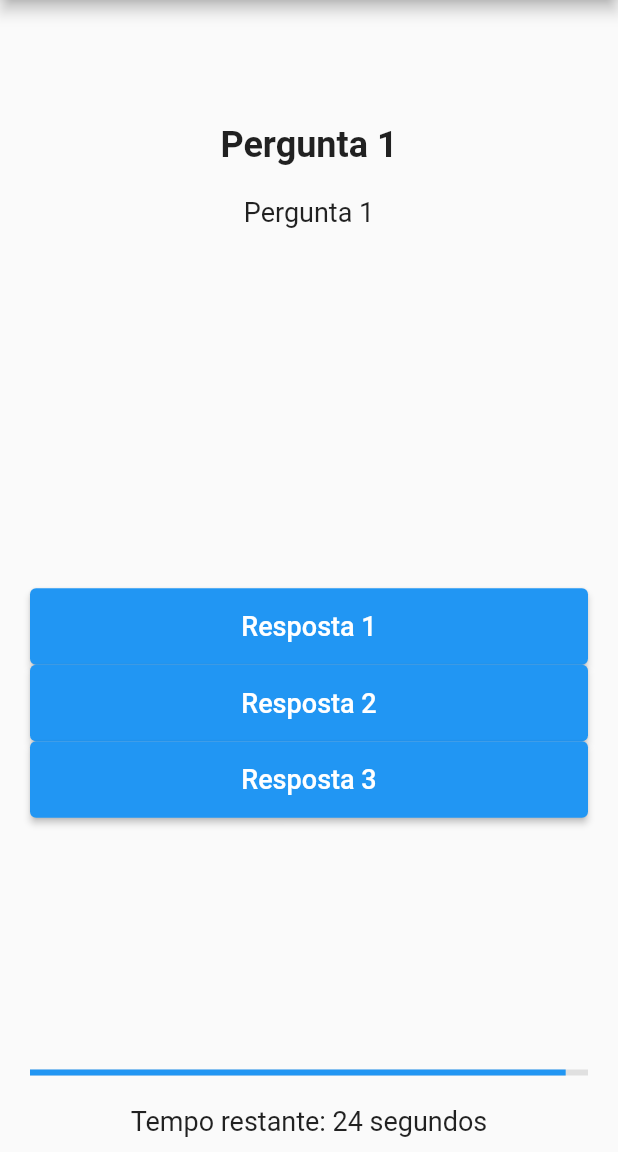
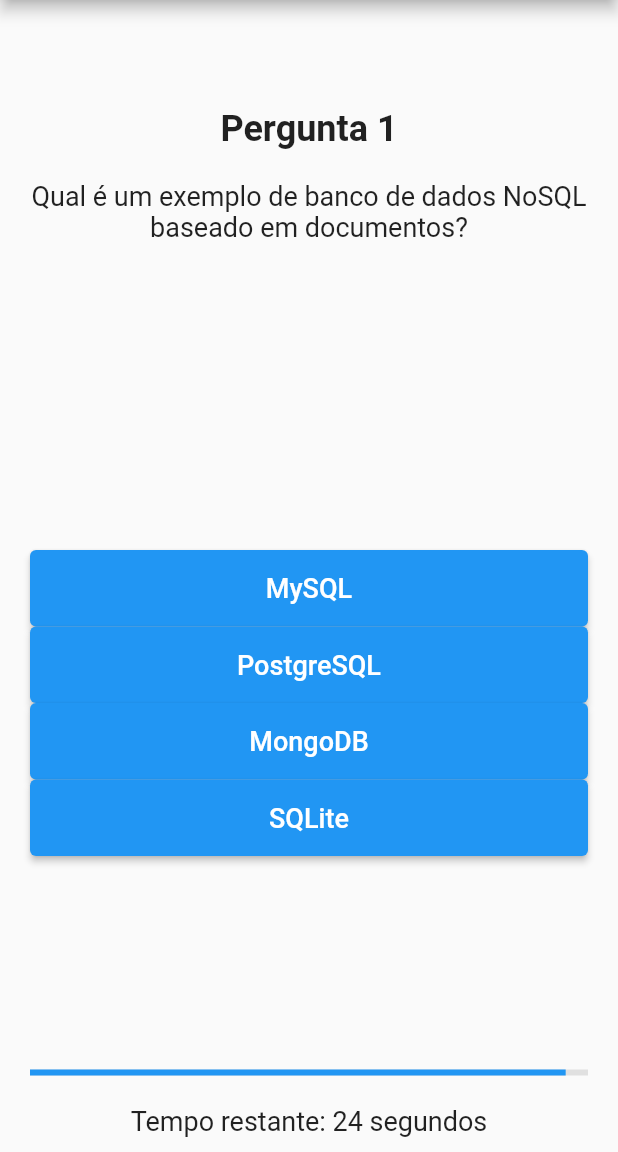
Before and after one commit to AbilioNB/flutter_quiz_no_sql, a Flutter app: the screen it shows after launch, after a tap on "Iniciar Quiz", on a phone screen of 412 x 824 dp, the part 84-1236 px from its top. Run offline on Flutter 3.47's test engine with Material 2 defaults, Android fonts, the phone set to English and light mode, and no system bars.

Commit message:
Aplicando lógica de sorteio e seleção das questões

```diff
--- a/lib/question.dart
+++ b/lib/question.dart
@@ -1,7 +1,13 @@
 class Question {
-  final String questionText;
+  final int id;
+  final String question_text;
   final List<String> options;
-  final int correctAnswerIndex;
+  final int correctAnswer;
 
-  Question(this.questionText, this.options, this.correctAnswerIndex);
+  Question({
+    required this.id,
+    required this.question_text,
+    required this.options,
+    required this.correctAnswer,
+  });
 }
--- /dev/null
+++ b/lib/questions.dart
@@ -0,0 +1,162 @@
+import 'package:flutter_quiz/question.dart';
+
+import 'quiz_page.dart';
+
+final List<Question> allQuestions = [
+  Question(
+    id: 1,
+    question_text: "Qual é um exemplo de banco de dados NoSQL baseado em documentos?",
+    options: ["MySQL", "PostgreSQL", "MongoDB", "SQLite"],
+    correctAnswer:2,
+  ),
+  Question(
+    id: 2,
+    question_text: "Qual é um exemplo de banco de dados NoSQL baseado em documentos?",
+    options: ["MySQL", "PostgreSQL", "MongoDB", "SQLite"],
+    correctAnswer:2,
+  ),Question(
+    id: 3,
+    question_text: "Qual é um exemplo de banco de dados NoSQL baseado em documentos?",
+    options: ["MySQL", "PostgreSQL", "MongoDB", "SQLite"],
+    correctAnswer:2,
+  ),Question(
+    id: 4,
+    question_text: "Qual é um exemplo de banco de dados NoSQL baseado em documentos?",
+    options: ["MySQL", "PostgreSQL", "MongoDB", "SQLite"],
+    correctAnswer:2,
+  ),Question(
+    id: 5,
+    question_text: "Qual é um exemplo de banco de dados NoSQL baseado em documentos?",
+    options: ["MySQL", "PostgreSQL", "MongoDB", "SQLite"],
+    correctAnswer:2,
+  ),Question(
+    id: 6,
+    question_text: "Qual é um exemplo de banco de dados NoSQL baseado em documentos?",
+    options: ["MySQL", "PostgreSQL", "MongoDB", "SQLite"],
+    correctAnswer:2,
+  ),Question(
+    id: 7,
+    question_text: "Qual é um exemplo de banco de dados NoSQL baseado em documentos?",
+    options: ["MySQL", "PostgreSQL", "MongoDB", "SQLite"],
+    correctAnswer:2,
+  ),Question(
+    id: 8,
+    question_text: "Qual é um exemplo de banco de dados NoSQL baseado em documentos?",
+    options: ["MySQL", "PostgreSQL", "MongoDB", "SQLite"],
+    correctAnswer:2,
+  ),Question(
+    id: 9,
+    question_text: "Qual é um exemplo de banco de dados NoSQL baseado em documentos?",
+    options: ["MySQL", "PostgreSQL", "MongoDB", "SQLite"],
+    correctAnswer:2,
+  ),Question(
+    id: 10,
+    question_text: "Qual é um exemplo de banco de dados NoSQL baseado em documentos?",
+    options: ["MySQL", "PostgreSQL", "MongoDB", "SQLite"],
+    correctAnswer:2,
+  ),Question(
+    id: 11,
+    question_text: "Qual é um exemplo de banco de dados NoSQL baseado em documentos?",
+    options: ["MySQL", "PostgreSQL", "MongoDB", "SQLite"],
+    correctAnswer:2,
+  ),Question(
+    id: 12,
+    question_text: "Qual é um exemplo de banco de dados NoSQL baseado em documentos?",
+    options: ["MySQL", "PostgreSQL", "MongoDB", "SQLite"],
+    correctAnswer:2,
+  ),Question(
+    id: 13,
+    question_text: "Qual é um exemplo de banco de dados NoSQL baseado em documentos?",
+    options: ["MySQL", "PostgreSQL", "MongoDB", "SQLite"],
+    correctAnswer:2,
+  ),Question(
+    id: 14,
+    question_text: "Qual é um exemplo de banco de dados NoSQL baseado em documentos?",
+    options: ["MySQL", "PostgreSQL", "MongoDB", "SQLite"],
+    correctAnswer:2,
+  ),Question(
+    id: 15,
+    question_text: "Qual é um exemplo de banco de dados NoSQL baseado em documentos?",
+    options: ["MySQL", "PostgreSQL", "MongoDB", "SQLite"],
+    correctAnswer:2,
+  ),Question(
+    id: 16,
+    question_text: "Qual é um exemplo de banco de dados NoSQL baseado em documentos?",
+    options: ["MySQL", "PostgreSQL", "MongoDB", "SQLite"],
+    correctAnswer:2,
+  ),Question(
+    id: 17,
+    question_text: "Qual é um exemplo de banco de dados NoSQL baseado em documentos?",
+    options: ["MySQL", "PostgreSQL", "MongoDB", "SQLite"],
+    correctAnswer:2,
+  ),Question(
+    id: 18,
+    question_text: "Qual é um exemplo de banco de dados NoSQL baseado em documentos?",
+    options: ["MySQL", "PostgreSQL", "MongoDB", "SQLite"],
+    correctAnswer:2,
+  ),Question(
+    id: 19,
+    question_text: "Qual é um exemplo de banco de dados NoSQL baseado em documentos?",
+    options: ["MySQL", "PostgreSQL", "MongoDB", "SQLite"],
+    correctAnswer:2,
+  ),Question(
+    id: 20,
+    question_text: "Qual é um exemplo de banco de dados NoSQL baseado em documentos?",
+    options: ["MySQL", "PostgreSQL", "MongoDB", "SQLite"],
+    correctAnswer:2,
+  ),Question(
+    id: 21,
+    question_text: "Qual é um exemplo de banco de dados NoSQL baseado em documentos?",
+    options: ["MySQL", "PostgreSQL", "MongoDB", "SQLite"],
+    correctAnswer:2,
+  ),Question(
+    id: 22,
+    question_text: "Qual é um exemplo de banco de dados NoSQL baseado em documentos?",
+    options: ["MySQL", "PostgreSQL", "MongoDB", "SQLite"],
+    correctAnswer:2,
+  ),Question(
+    id: 23,
+    question_text: "Qual é um exemplo de banco de dados NoSQL baseado em documentos?",
+    options: ["MySQL", "PostgreSQL", "MongoDB", "SQLite"],
+    correctAnswer:2,
+  ),Question(
+    id: 24,
+    question_text: "Qual é um exemplo de banco de dados NoSQL baseado em documentos?",
+    options: ["MySQL", "PostgreSQL", "MongoDB", "SQLite"],
+    correctAnswer:2,
+  ),Question(
+    id: 25,
+    question_text: "Qual é um exemplo de banco de dados NoSQL baseado em documentos?",
+    options: ["MySQL", "PostgreSQL", "MongoDB", "SQLite"],
+    correctAnswer:2,
+  ),Question(
+    id: 26,
+    question_text: "Qual é um exemplo de banco de dados NoSQL baseado em documentos?",
+    options: ["MySQL", "PostgreSQL", "MongoDB", "SQLite"],
+    correctAnswer:2,
+  ),
+  Question(
+    id: 27,
+    question_text: "Qual é um exemplo de banco de dados NoSQL baseado em documentos?",
+    options: ["MySQL", "PostgreSQL", "MongoDB", "SQLite"],
+    correctAnswer:2,
+  ),
+  Question(
+    id: 28,
+    question_text: "Qual é um exemplo de banco de dados NoSQL baseado em documentos?",
+    options: ["MySQL", "PostgreSQL", "MongoDB", "SQLite"],
+    correctAnswer:2,
+  ),
+  Question(
+    id: 29,
+    question_text: "Qual é um exemplo de banco de dados NoSQL baseado em documentos?",
+    options: ["MySQL", "PostgreSQL", "MongoDB", "SQLite"],
+    correctAnswer:2,
+  ),
+  Question(
+    id: 30,
+    question_text: "Qual é um exemplo de banco de dados NoSQL baseado em documentos?",
+    options: ["MySQL", "PostgreSQL", "MongoDB", "SQLite"],
+    correctAnswer:2,
+  ),
+];
--- a/lib/quiz_page.dart
+++ b/lib/quiz_page.dart
@@ -1,7 +1,9 @@
 import 'dart:async';
+import 'dart:math';
 import 'package:flutter/material.dart';
 import 'score_page.dart';
 import 'question.dart';
+import 'questions.dart';
 
 const int totalSecondsPerQuestion = 25;
 
@@ -19,15 +21,31 @@
   int score = 0;
   int secondsRemaining = totalSecondsPerQuestion;
   Timer? timer;
-  final List<Question> questions = [
-    Question('Pergunta 1', ['Resposta 1', 'Resposta 2', 'Resposta 3'], 0),
-    // Adicione as perguntas restantes aqui
-  ];
+  List<Question> questions = [];
 
   @override
   void initState() {
     super.initState();
     startTimer();
+    questions = getRandomQuestions();
+  }
+
+  List<Question> getRandomQuestions() {
+    List<int> questionIds = generateRandomQuestionIds(30, 12);
+    return allQuestions.where((question) => questionIds.contains(question.id)).toList();
+  }
+
+
+  List<int> generateRandomQuestionIds(int maxId, int count) {
+    final List<int> ids = [];
+    final Random random = Random();
+    while (ids.length < count) {
+      final int id = random.nextInt(maxId) + 1;
+      if (!ids.contains(id)) {
+        ids.add(id);
+      }
+    }
+    return ids;
   }
 
   @override
@@ -70,7 +88,7 @@
   }
 
   void checkAnswer(int selectedIndex) {
-    if (selectedIndex == questions[questionIndex].correctAnswerIndex) {
+    if (selectedIndex == questions[questionIndex].correctAnswer) {
       setState(() {
         score++;
       });
@@ -102,7 +120,7 @@
                   ),
                   SizedBox(height: 20),
                   Text(
-                    questions[questionIndex].questionText,
+                    questions[questionIndex].question_text,
                     style: TextStyle(fontSize: 18),
                     textAlign: TextAlign.center,
                   ),
```
